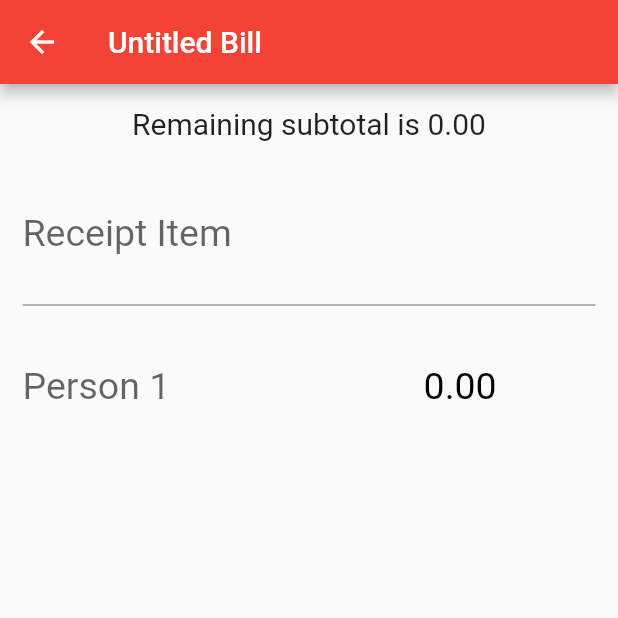
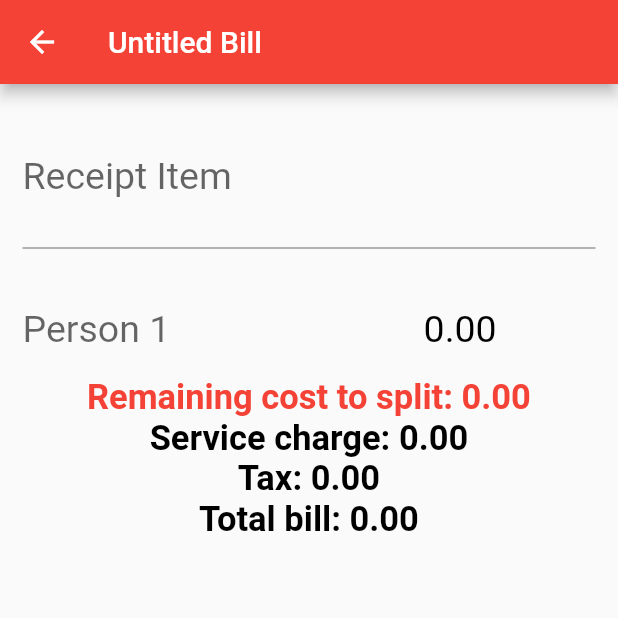
Before and after one commit to fredbaa/billsplitter, a Flutter app: the screen it shows after launch, after a tap on "Split By Person", on a phone screen of 412 x 824 dp, the top half of it. Run offline on Flutter 3.47's test engine with Material 2 defaults, Android fonts, the phone set to English and light mode, and no system bars.

Commit message:
beautify and added bill info on split screen

```diff
--- a/lib/app_screens/split_bill_screen.dart
+++ b/lib/app_screens/split_bill_screen.dart
@@ -32,6 +32,7 @@ class SplitBillScreenState extends State<SplitBillScreen> {
   Widget build(BuildContext context) {
     final double serviceChargeAmount = widget.splitData["serviceChargeAmount"];
     final double taxAmount = widget.splitData["taxAmount"];
+    final double subtotalAmount = widget.splitData["subTotalAmount"];
     Set<int> whoSharedItem = new Set<int>();
 
     print('widget building');
@@ -198,14 +199,16 @@ class SplitBillScreenState extends State<SplitBillScreen> {
       padding: const EdgeInsets.all(15.0),
       child: new Column(
           children: <Widget>[
-            Text("Remaining subtotal is " + remainingAmount.toStringAsFixed(2), style: TextStyle(fontSize: 20)),
-            Padding(padding: EdgeInsets.only(top: 15),),
             itemFieldContainer,
             Padding(padding: EdgeInsets.only(top: 5),),
             helpText,
             Padding(padding: EdgeInsets.only(top: 7),),
             payablesContainer,
-            Padding(padding: EdgeInsets.only(top: 3),)
+            Padding(padding: EdgeInsets.only(top: 7),),
+            Text("Remaining cost to split: " + remainingAmount.toStringAsFixed(2), style: TextStyle(fontSize: 23, color: Colors.red, fontWeight: FontWeight.bold)),
+            Text("Service charge: " + (subtotalAmount * (serviceChargeAmount/100)).toStringAsFixed(2), style: TextStyle(fontSize: 23, color: Colors.black, fontWeight: FontWeight.bold)),
+            Text("Tax: " + ((subtotalAmount * (serviceChargeAmount/100)) * (taxAmount/100)).toStringAsFixed(2), style: TextStyle(fontSize: 23, color: Colors.black, fontWeight: FontWeight.bold)),
+            Text("Total bill: " + widget.splitData["totalAmount"].toStringAsFixed(2), style: TextStyle(fontSize: 23, color: Colors.black, fontWeight: FontWeight.bold)),
           ]));
 
     AppBar appBar = new AppBar(
```
